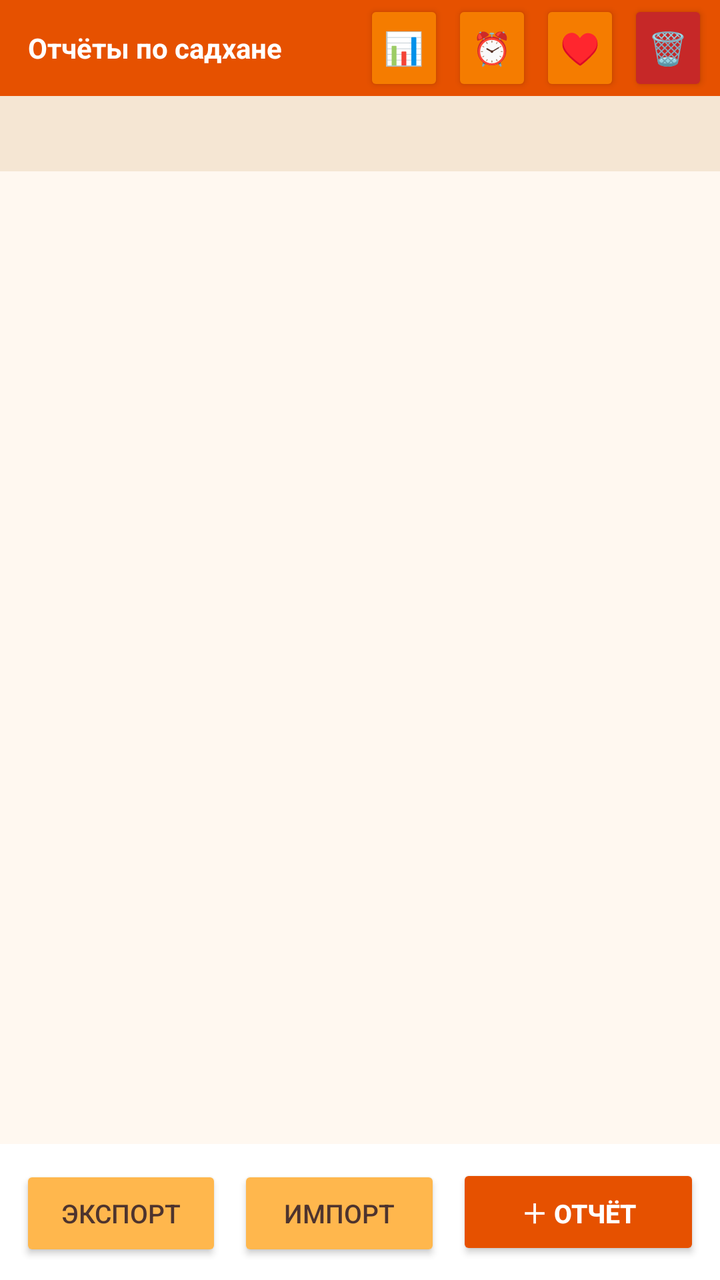
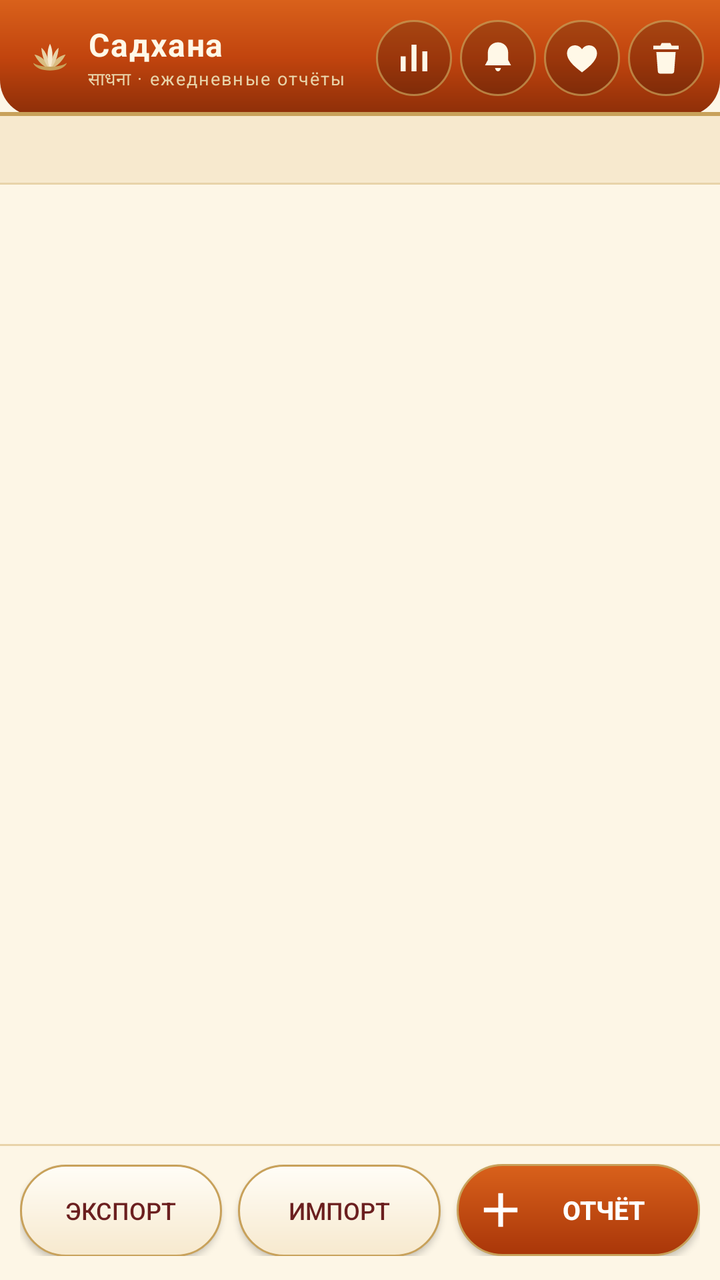

The first picture is an Android layout as it rendered before a commit; the second is the same layout after the commit. The layout source and the unified diff follow.
<!-- AndroidManifest.xml: application theme AppTheme -->
<!-- res/layout/activity_main.xml -->
<?xml version="1.0" encoding="utf-8"?>
<LinearLayout xmlns:android="http://schemas.android.com/apk/res/android"
    android:layout_width="match_parent"
    android:layout_height="match_parent"
    android:orientation="vertical"
    android:background="#FFF8F0">

    <LinearLayout
        android:layout_width="match_parent"
        android:layout_height="wrap_content"
        android:orientation="horizontal"
        android:background="#E65100"
        android:gravity="center_vertical"
        android:paddingLeft="14dp"
        android:paddingRight="6dp">

        <TextView
            android:id="@+id/header"
            android:layout_width="0dp"
            android:layout_height="wrap_content"
            android:layout_weight="1"
            android:text="Отчёты по садхане"
            android:textColor="#FFFFFF"
            android:textSize="14sp"
            android:maxLines="1"
            android:ellipsize="end"
            android:textStyle="bold"
            android:paddingTop="14dp"
            android:paddingBottom="14dp" />

        <Button
            android:id="@+id/btnStats"
            android:layout_width="40dp"
            android:layout_height="wrap_content"
            android:minWidth="0dp"
            android:paddingLeft="0dp"
            android:paddingRight="0dp"
            android:layout_marginLeft="4dp"
            android:text="📊"
            android:textSize="16sp"
            android:backgroundTint="#F57C00"
            android:textColor="#FFFFFF" />

        <Button
            android:id="@+id/btnSettings"
            android:layout_width="40dp"
            android:layout_height="wrap_content"
            android:minWidth="0dp"
            android:paddingLeft="0dp"
            android:paddingRight="0dp"
            android:layout_marginLeft="4dp"
            android:text="⏰"
            android:textSize="16sp"
            android:backgroundTint="#F57C00"
            android:textColor="#FFFFFF" />

        <Button
            android:id="@+id/btnDonate"
            android:layout_width="40dp"
            android:layout_height="wrap_content"
            android:minWidth="0dp"
            android:paddingLeft="0dp"
            android:paddingRight="0dp"
            android:layout_marginLeft="4dp"
            android:text="♥"
            android:textSize="16sp"
            android:backgroundTint="#F57C00"
            android:textColor="#FFFFFF" />

        <Button
            android:id="@+id/btnDeleteAll"
            android:layout_width="40dp"
            android:layout_height="wrap_content"
            android:minWidth="0dp"
            android:paddingLeft="0dp"
            android:paddingRight="0dp"
            android:layout_marginLeft="4dp"
            android:text="🗑"
            android:textSize="16sp"
            android:backgroundTint="#C62828"
            android:textColor="#FFFFFF" />
    </LinearLayout>

    <TextView
        android:id="@+id/summary"
        android:layout_width="match_parent"
        android:layout_height="wrap_content"
        android:background="#F5E6D3"
        android:paddingLeft="16dp"
        android:paddingRight="16dp"
        android:paddingTop="10dp"
        android:paddingBottom="10dp"
        android:textColor="#6D4C41"
        android:textSize="13sp"
        android:text="" />

    <FrameLayout
        android:layout_width="match_parent"
        android:layout_height="0dp"
        android:layout_weight="1">

        <ListView
            android:id="@+id/list"
            android:layout_width="match_parent"
            android:layout_height="match_parent"
            android:divider="@null"
            android:dividerHeight="0dp"
            android:paddingLeft="12dp"
            android:paddingRight="12dp"
            android:paddingTop="8dp"
            android:paddingBottom="8dp"
            android:clipToPadding="false"
            android:scrollbars="vertical" />

        <TextView
            android:id="@+id/empty"
            android:layout_width="match_parent"
            android:layout_height="match_parent"
            android:gravity="center"
            android:paddingLeft="32dp"
            android:paddingRight="32dp"
            android:text="Пока нет ни одного отчёта.\n\nНажмите «＋ Отчёт», чтобы заполнить отчёт за сегодня."
            android:textColor="#A1887F"
            android:textSize="15sp"
            android:visibility="gone" />
    </FrameLayout>

    <LinearLayout
        android:layout_width="match_parent"
        android:layout_height="wrap_content"
        android:orientation="horizontal"
        android:background="#FFFFFF"
        android:padding="10dp">

        <Button
            android:id="@+id/btnExport"
            android:layout_width="0dp"
            android:layout_height="wrap_content"
            android:layout_weight="1"
            android:text="Экспорт"
            android:textSize="13sp"
            android:backgroundTint="#FFB74D"
            android:textColor="#4E342E" />

        <Button
            android:id="@+id/btnImport"
            android:layout_width="0dp"
            android:layout_height="wrap_content"
            android:layout_weight="1"
            android:layout_marginLeft="8dp"
            android:text="Импорт"
            android:textSize="13sp"
            android:backgroundTint="#FFB74D"
            android:textColor="#4E342E" />

        <Button
            android:id="@+id/btnAdd"
            android:layout_width="0dp"
            android:layout_height="wrap_content"
            android:layout_weight="1.2"
            android:layout_marginLeft="8dp"
            android:text="＋ Отчёт"
            android:textSize="13sp"
            android:textStyle="bold"
            android:backgroundTint="#E65100"
            android:textColor="#FFFFFF" />
    </LinearLayout>
</LinearLayout>
<!-- resources referenced by this layout -->
<resources>
  <style name="AppTheme" parent="@android:style/Theme.Material.Light.NoActionBar">
          <item name="android:colorPrimary">#E65100</item>
          <item name="android:colorPrimaryDark">#BF360C</item>
          <item name="android:colorAccent">#E65100</item>
          <item name="android:windowBackground">#FFF8F0</item>
      </style>
</resources>

<!-- the commit's change to res/layout/activity_main.xml (unified diff, before → after) -->
@@ -3,95 +3,104 @@
     android:layout_width="match_parent"
     android:layout_height="match_parent"
     android:orientation="vertical"
-    android:background="#FFF8F0">
+    android:background="@color/cream">
 
+    
     <LinearLayout
         android:layout_width="match_parent"
         android:layout_height="wrap_content"
         android:orientation="horizontal"
-        android:background="#E65100"
+        android:background="@drawable/bg_header"
         android:gravity="center_vertical"
         android:paddingLeft="14dp"
-        android:paddingRight="6dp">
+        android:paddingRight="8dp"
+        android:paddingTop="10dp"
+        android:paddingBottom="10dp">
 
-        <TextView
-            android:id="@+id/header"
+        <ImageView
+            android:layout_width="22dp"
+            android:layout_height="22dp"
+            android:src="@drawable/ic_lotus"
+            android:contentDescription="@string/lotus" />
+
+        <LinearLayout
             android:layout_width="0dp"
             android:layout_height="wrap_content"
             android:layout_weight="1"
-            android:text="Отчёты по садхане"
-            android:textColor="#FFFFFF"
-            android:textSize="14sp"
-            android:maxLines="1"
-            android:ellipsize="end"
-            android:textStyle="bold"
-            android:paddingTop="14dp"
-            android:paddingBottom="14dp" />
+            android:layout_marginLeft="8dp"
+            android:orientation="vertical">
 
-        <Button
+            <TextView
+                android:id="@+id/header"
+                style="@style/HeaderTitle"
+                android:layout_width="match_parent"
+                android:layout_height="wrap_content"
+                android:text="@string/app_name" />
+
+            <TextView
+                style="@style/HeaderSubtitle"
+                android:layout_width="match_parent"
+                android:layout_height="wrap_content"
+                android:text="@string/header_subtitle" />
+        </LinearLayout>
+
+        <ImageButton
             android:id="@+id/btnStats"
-            android:layout_width="40dp"
-            android:layout_height="wrap_content"
-            android:minWidth="0dp"
-            android:paddingLeft="0dp"
-            android:paddingRight="0dp"
+            android:layout_width="38dp"
+            android:layout_height="38dp"
             android:layout_marginLeft="4dp"
-            android:text="📊"
-            android:textSize="16sp"
-            android:backgroundTint="#F57C00"
-            android:textColor="#FFFFFF" />
+            android:padding="9dp"
+            android:background="@drawable/btn_icon"
+            android:src="@drawable/ic_stats"
+            android:scaleType="fitCenter"
+            android:contentDescription="@string/stats_title" />
 
-        <Button
+        <ImageButton
             android:id="@+id/btnSettings"
-            android:layout_width="40dp"
-            android:layout_height="wrap_content"
-            android:minWidth="0dp"
-            android:paddingLeft="0dp"
-            android:paddingRight="0dp"
+            android:layout_width="38dp"
+            android:layout_height="38dp"
             android:layout_marginLeft="4dp"
-            android:text="⏰"
-            android:textSize="16sp"
-            android:backgroundTint="#F57C00"
-            android:textColor="#FFFFFF" />
+            android:padding="9dp"
+            android:background="@drawable/btn_icon"
+            android:src="@drawable/ic_alarm"
+            android:scaleType="fitCenter"
+            android:contentDescription="@string/reminder_title" />
 
-        <Button
+        <ImageButton
             android:id="@+id/btnDonate"
-            android:layout_width="40dp"
-            android:layout_height="wrap_content"
-            android:minWidth="0dp"
-            android:paddingLeft="0dp"
-            android:paddingRight="0dp"
+            android:layout_width="38dp"
+            android:layout_height="38dp"
             android:layout_marginLeft="4dp"
-            android:text="♥"
-            android:textSize="16sp"
-            android:backgroundTint="#F57C00"
-            android:textColor="#FFFFFF" />
+            android:padding="9dp"
+            android:background="@drawable/btn_icon"
+            android:src="@drawable/ic_heart"
+            android:scaleType="fitCenter"
+            android:contentDescription="@string/donate_title" />
 
-        <Button
+        <ImageButton
             android:id="@+id/btnDeleteAll"
-            android:layout_width="40dp"
-            android:layout_height="wrap_content"
-            android:minWidth="0dp"
-            android:paddingLeft="0dp"
-            android:paddingRight="0dp"
+            android:layout_width="38dp"
+            android:layout_height="38dp"
             android:layout_marginLeft="4dp"
-            android:text="🗑"
-            android:textSize="16sp"
-            android:backgroundTint="#C62828"
-            android:textColor="#FFFFFF" />
+            android:padding="9dp"
+            android:background="@drawable/btn_icon"
+            android:src="@drawable/ic_trash"
+            android:scaleType="fitCenter"
+            android:contentDescription="@string/delete_all_title" />
     </LinearLayout>
 
     <TextView
         android:id="@+id/summary"
         android:layout_width="match_parent"
         android:layout_height="wrap_content"
-        android:background="#F5E6D3"
+        android:background="@drawable/bg_summary"
         android:paddingLeft="16dp"
         android:paddingRight="16dp"
-        android:paddingTop="10dp"
-        android:paddingBottom="10dp"
-        android:textColor="#6D4C41"
-        android:textSize="13sp"
+        android:paddingTop="9dp"
+        android:paddingBottom="9dp"
+        android:textColor="@color/ink"
+        android:textSize="12sp"
+        android:lineSpacingExtra="1dp"
         android:text="" />
 
     <FrameLayout
@@ -105,8 +114,8 @@
             android:layout_height="match_parent"
             android:divider="@null"
             android:dividerHeight="0dp"
-            android:paddingLeft="12dp"
-            android:paddingRight="12dp"
+            android:paddingLeft="10dp"
+            android:paddingRight="10dp"
             android:paddingTop="8dp"
             android:paddingBottom="8dp"
             android:clipToPadding="false"
@@ -119,50 +128,59 @@
             android:gravity="center"
             android:paddingLeft="32dp"
             android:paddingRight="32dp"
-            android:text="Пока нет ни одного отчёта.\n\nНажмите «＋ Отчёт», чтобы заполнить отчёт за сегодня."
-            android:textColor="#A1887F"
+            android:text="@string/empty_hint"
+            android:textColor="@color/ink_soft"
             android:textSize="15sp"
+            android:lineSpacingExtra="4dp"
             android:visibility="gone" />
     </FrameLayout>
 
+    
     <LinearLayout
         android:layout_width="match_parent"
         android:layout_height="wrap_content"
         android:orientation="horizontal"
-        android:background="#FFFFFF"
-        android:padding="10dp">
+        android:background="@drawable/bg_bottom_bar"
+        android:paddingLeft="10dp"
+        android:paddingRight="10dp"
+        android:paddingTop="10dp"
+        android:paddingBottom="12dp">
 
         <Button
             android:id="@+id/btnExport"
             android:layout_width="0dp"
-            android:layout_height="wrap_content"
+            android:layout_height="46dp"
             android:layout_weight="1"
             android:text="Экспорт"
-            android:textSize="13sp"
-            android:backgroundTint="#FFB74D"
-            android:textColor="#4E342E" />
+            android:textSize="12sp"
+            android:background="@drawable/btn_gold"
+            android:textColor="@color/maroon" />
 
         <Button
             android:id="@+id/btnImport"
             android:layout_width="0dp"
-            android:layout_height="wrap_content"
+            android:layout_height="46dp"
             android:layout_weight="1"
             android:layout_marginLeft="8dp"
             android:text="Импорт"
-            android:textSize="13sp"
-            android:backgroundTint="#FFB74D"
-            android:textColor="#4E342E" />
+            android:textSize="12sp"
+            android:background="@drawable/btn_gold"
+            android:textColor="@color/maroon" />
 
         <Button
             android:id="@+id/btnAdd"
             android:layout_width="0dp"
-            android:layout_height="wrap_content"
+            android:layout_height="46dp"
             android:layout_weight="1.2"
             android:layout_marginLeft="8dp"
-            android:text="＋ Отчёт"
+            android:text="Отчёт"
             android:textSize="13sp"
             android:textStyle="bold"
-            android:backgroundTint="#E65100"
-            android:textColor="#FFFFFF" />
+            android:drawableLeft="@drawable/ic_plus"
+            android:drawablePadding="5dp"
+            android:paddingLeft="10dp"
+            android:paddingRight="14dp"
+            android:background="@drawable/btn_primary"
+            android:textColor="@color/white" />
     </LinearLayout>
 </LinearLayout>
<!-- resource entries referenced after the edit -->
@@ -1,10 +1,224 @@
 <!-- resources referenced by this layout -->
 <resources>
+  <color name="cream">#FDF6E6</color>
+  <color name="ink">#3B2416</color>
+  <color name="ink_soft">#8A6A52</color>
+  <color name="maroon">#6B1F1F</color>
+  <color name="white">#FFFFFF</color>
+  <!-- drawable bg_bottom_bar (drawable) -->
+  <?xml version="1.0" encoding="utf-8"?>
+  <layer-list xmlns:android="http://schemas.android.com/apk/res/android">
+      <item>
+          <shape android:shape="rectangle">
+              <solid android:color="#FDF6E6" />
+          </shape>
+      </item>
+      <item
+          android:gravity="top"
+          android:height="1dp">
+          <shape android:shape="rectangle">
+              <solid android:color="#E8D3A9" />
+          </shape>
+      </item>
+  </layer-list>
+  <!-- drawable bg_header (drawable) -->
+  <?xml version="1.0" encoding="utf-8"?>
+  <layer-list xmlns:android="http://schemas.android.com/apk/res/android">
+      <item>
+          <shape android:shape="rectangle">
+              <gradient
+                  android:angle="270"
+                  android:startColor="#D9611B"
+                  android:centerColor="#C1440E"
+                  android:endColor="#8C2E08" />
+              <corners
+                  android:bottomLeftRadius="18dp"
+                  android:bottomRightRadius="18dp" />
+          </shape>
+      </item>
+      <item
+          android:gravity="bottom"
+          android:height="2dp">
+          <shape android:shape="rectangle">
+              <solid android:color="#C8A15A" />
+          </shape>
+      </item>
+  </layer-list>
+  <!-- drawable bg_summary (drawable) -->
+  <?xml version="1.0" encoding="utf-8"?>
+  <layer-list xmlns:android="http://schemas.android.com/apk/res/android">
+      <item>
+          <shape android:shape="rectangle">
+              <solid android:color="#F7E9CE" />
+          </shape>
+      </item>
+      <item
+          android:gravity="bottom"
+          android:height="1dp">
+          <shape android:shape="rectangle">
+              <solid android:color="#E8D3A9" />
+          </shape>
+      </item>
+  </layer-list>
+  <!-- drawable btn_gold (drawable) -->
+  <?xml version="1.0" encoding="utf-8"?>
+  <shape xmlns:android="http://schemas.android.com/apk/res/android"
+      android:shape="rectangle">
+      <gradient
+          android:angle="270"
+          android:startColor="#FFFDF7"
+          android:endColor="#F7E9CE" />
+      <corners android:radius="24dp" />
+      <stroke
+          android:width="1dp"
+          android:color="#C8A15A" />
+  </shape>
+  <!-- drawable btn_icon (drawable) -->
+  <?xml version="1.0" encoding="utf-8"?>
+  <shape xmlns:android="http://schemas.android.com/apk/res/android"
+      android:shape="oval">
+      <solid android:color="#33000000" />
+      <stroke
+          android:width="1dp"
+          android:color="#B3C8A15A" />
+  </shape>
+  <!-- drawable btn_primary (drawable) -->
+  <?xml version="1.0" encoding="utf-8"?>
+  <shape xmlns:android="http://schemas.android.com/apk/res/android"
+      android:shape="rectangle">
+      <gradient
+          android:angle="270"
+          android:startColor="#D9611B"
+          android:endColor="#A93609" />
+      <corners android:radius="24dp" />
+      <stroke
+          android:width="1dp"
+          android:color="#C8A15A" />
+  </shape>
+  <!-- drawable ic_alarm (drawable) -->
+  <?xml version="1.0" encoding="utf-8"?>
+  <vector xmlns:android="http://schemas.android.com/apk/res/android"
+      android:width="24dp"
+      android:height="24dp"
+      android:viewportWidth="24"
+      android:viewportHeight="24">
+      <path
+          android:fillColor="#FFF8E7"
+          android:pathData="M12,2.6 C8.5,2.6 5.9,5.3 5.9,8.8 L5.9,13.2 L4.2,16.4 L19.8,16.4 L18.1,13.2 L18.1,8.8 C18.1,5.3 15.5,2.6 12,2.6 Z" />
+      <path
+          android:fillColor="#FFF8E7"
+          android:pathData="M10.2,18 C10.5,19.3 11.2,20 12,20 C12.8,20 13.5,19.3 13.8,18 Z" />
+  </vector>
+  <!-- drawable ic_heart (drawable) -->
+  <?xml version="1.0" encoding="utf-8"?>
+  <vector xmlns:android="http://schemas.android.com/apk/res/android"
+      android:width="24dp"
+      android:height="24dp"
+      android:viewportWidth="24"
+      android:viewportHeight="24">
+      <path
+          android:fillColor="#FFF8E7"
+          android:pathData="M12,20.6 C5.9,16.1 3,12.6 3,9.2 C3,6.3 5.2,4.4 7.7,4.4 C9.5,4.4 11.1,5.3 12,6.8 C12.9,5.3 14.5,4.4 16.3,4.4 C18.8,4.4 21,6.3 21,9.2 C21,12.6 18.1,16.1 12,20.6 Z" />
+  </vector>
+  <!-- drawable ic_lotus (drawable) -->
+  <?xml version="1.0" encoding="utf-8"?>
+  <vector xmlns:android="http://schemas.android.com/apk/res/android"
+      android:width="24dp"
+      android:height="24dp"
+      android:viewportWidth="24"
+      android:viewportHeight="24">
+  
+      
+      <path
+          android:fillColor="#D9BC80"
+          android:pathData="M11.6,17.8 C8.0,16.6 5.2,13.6 3.5,10.1 C6.9,10.8 10.4,13.4 11.6,17.8 Z" />
+      <path
+          android:fillColor="#D9BC80"
+          android:pathData="M12.4,17.8 C16.0,16.6 18.8,13.6 20.5,10.1 C17.1,10.8 13.6,13.4 12.4,17.8 Z" />
+  
+      
+      <path
+          android:fillColor="#E8D3A9"
+          android:pathData="M11.9,17.9 C9.4,15.6 7.6,11.2 7.3,6.4 C9.9,8.5 11.4,12.6 11.9,17.9 Z" />
+      <path
+          android:fillColor="#E8D3A9"
+          android:pathData="M12.1,17.9 C14.6,15.6 16.4,11.2 16.7,6.4 C14.1,8.5 12.6,12.6 12.1,17.9 Z" />
+  
+      
+      <path
+          android:fillColor="#F7E9CE"
+          android:pathData="M12,18.1 C10.2,13.4 10.2,7.8 12,4.2 C13.8,7.8 13.8,13.4 12,18.1 Z" />
+  
+      
+      <path
+          android:fillColor="#C8A15A"
+          android:pathData="M2.8,14.6 C4.6,20.2 19.4,20.2 21.2,14.6 C17.8,17.4 6.2,17.4 2.8,14.6 Z" />
+  </vector>
+  <!-- drawable ic_plus (drawable) -->
+  <?xml version="1.0" encoding="utf-8"?>
+  <vector xmlns:android="http://schemas.android.com/apk/res/android"
+      android:width="24dp"
+      android:height="24dp"
+      android:viewportWidth="24"
+      android:viewportHeight="24">
+      <path
+          android:fillColor="#FFFFFF"
+          android:pathData="M10.8,3.6 L13.2,3.6 L13.2,10.8 L20.4,10.8 L20.4,13.2 L13.2,13.2 L13.2,20.4 L10.8,20.4 L10.8,13.2 L3.6,13.2 L3.6,10.8 L10.8,10.8 Z" />
+  </vector>
+  <!-- drawable ic_stats (drawable) -->
+  <?xml version="1.0" encoding="utf-8"?>
+  <vector xmlns:android="http://schemas.android.com/apk/res/android"
+      android:width="24dp"
+      android:height="24dp"
+      android:viewportWidth="24"
+      android:viewportHeight="24">
+      <path
+          android:fillColor="#FFF8E7"
+          android:pathData="M4,20 L7,20 L7,11 L4,11 Z M10.5,20 L13.5,20 L13.5,4 L10.5,4 Z M17,20 L20,20 L20,8 L17,8 Z" />
+  </vector>
+  <!-- drawable ic_trash (drawable) -->
+  <?xml version="1.0" encoding="utf-8"?>
+  <vector xmlns:android="http://schemas.android.com/apk/res/android"
+      android:width="24dp"
+      android:height="24dp"
+      android:viewportWidth="24"
+      android:viewportHeight="24">
+      <path
+          android:fillColor="#FFF8E7"
+          android:pathData="M9.4,3 L14.6,3 L15.4,4.6 L19.6,4.6 L19.6,6.8 L4.4,6.8 L4.4,4.6 L8.6,4.6 Z" />
+      <path
+          android:fillColor="#FFF8E7"
+          android:pathData="M6.2,8.4 L17.8,8.4 L16.9,20.1 C16.85,20.9 16.2,21.4 15.4,21.4 L8.6,21.4 C7.8,21.4 7.15,20.9 7.1,20.1 Z" />
+  </vector>
+  <string name="app_name">Садхана</string>
+  <string name="delete_all_title">Удалить все записи</string>
+  <string name="donate_title">Поддержать проект</string>
+  <string name="empty_hint">Пока нет ни одного отчёта.\n\nНажмите «＋ Отчёт», чтобы заполнить отчёт за сегодня.</string>
+  <string name="header_subtitle">साधना · ежедневные отчёты</string>
+  <string name="lotus">Лотос</string>
+  <string name="reminder_title">Напоминание</string>
+  <string name="stats_title">Графики</string>
+  <style name="HeaderSubtitle">
+          <item name="android:textColor">#E8D3A9</item>
+          <item name="android:textSize">9sp</item>
+          <item name="android:maxLines">1</item>
+          <item name="android:letterSpacing">0.08</item>
+      </style>
+  <style name="HeaderTitle">
+          <item name="android:textColor">#FFF8E7</item>
+          <item name="android:textSize">16sp</item>
+          <item name="android:textStyle">bold</item>
+          <item name="android:maxLines">1</item>
+          <item name="android:ellipsize">end</item>
+          <item name="android:letterSpacing">0.04</item>
+      </style>
   <style name="AppTheme" parent="@android:style/Theme.Material.Light.NoActionBar">
-          <item name="android:colorPrimary">#E65100</item>
-          <item name="android:colorPrimaryDark">#BF360C</item>
-          <item name="android:colorAccent">#E65100</item>
-          <item name="android:windowBackground">#FFF8F0</item>
+          <item name="android:colorPrimary">#C1440E</item>
+          <item name="android:colorPrimaryDark">#8C2E08</item>
+          <item name="android:colorAccent">#C8A15A</item>
+          <item name="android:windowBackground">#FDF6E6</item>
+          <item name="android:textColorPrimary">#3B2416</item>
+          <item name="android:textColorSecondary">#8A6A52</item>
       </style>
 </resources>
 
